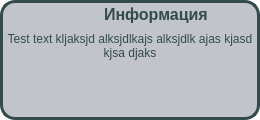
This is app/ui/widgets/customMessageWidget.ui in DevilPhp/WorkSalary.v01 as Qt 5 draws it before an edit. The edited form follows.
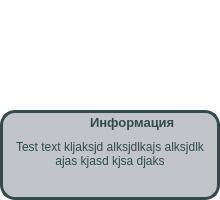
This is the edited form. Icons and pictures are not drawn.

```diff
--- a/app/ui/widgets/customMessageWidget.ui
+++ b/app/ui/widgets/customMessageWidget.ui
@@ -6,10 +6,16 @@
    <rect>
     <x>0</x>
     <y>0</y>
-    <width>260</width>
-    <height>120</height>
+    <width>220</width>
+    <height>200</height>
    </rect>
   </property>
+  <property name="sizePolicy">
+   <sizepolicy hsizetype="Expanding" vsizetype="Expanding">
+    <horstretch>0</horstretch>
+    <verstretch>0</verstretch>
+   </sizepolicy>
+  </property>
   <property name="minimumSize">
    <size>
     <width>0</width>
@@ -28,7 +34,7 @@
   <property name="styleSheet">
    <string notr="true">*{
 	background-color: rgba(255, 255, 255, 0);
-	font: 600 11pt &quot;Segoe UI&quot;;
+	font: 600 9pt &quot;Segoe UI&quot;;
 	color: #324b4c;
 }
 
@@ -43,13 +49,13 @@
 }
 
 #titleWidget * {
-	font-size: 12pt;
+	font-size: 10pt;
 	font-weight: 700;
 }
 
 #textHolder {
-	font: 600 10pt &quot;Segoe UI&quot;;
-	padding: 5px;
+	font: 600 8pt &quot;Segoe UI&quot;;
+	padding: 4px;
 }</string>
   </property>
   <layout class="QVBoxLayout" name="verticalLayout">
@@ -68,18 +74,24 @@
    <property name="bottomMargin">
     <number>0</number>
    </property>
-   <item alignment="Qt::AlignHCenter">
+   <item alignment="Qt::AlignRight|Qt::AlignBottom">
     <widget class="QWidget" name="widget" native="true">
+     <property name="sizePolicy">
+      <sizepolicy hsizetype="Expanding" vsizetype="Expanding">
+       <horstretch>0</horstretch>
+       <verstretch>0</verstretch>
+      </sizepolicy>
+     </property>
      <property name="minimumSize">
       <size>
-       <width>260</width>
-       <height>120</height>
+       <width>190</width>
+       <height>90</height>
       </size>
      </property>
      <property name="maximumSize">
       <size>
-       <width>260</width>
-       <height>120</height>
+       <width>220</width>
+       <height>200</height>
       </size>
      </property>
      <layout class="QVBoxLayout" name="verticalLayout_3">
@@ -130,8 +142,8 @@
            </property>
            <property name="iconSize">
             <size>
-             <width>30</width>
-             <height>30</height>
+             <width>23</width>
+             <height>23</height>
             </size>
            </property>
           </widget>
@@ -159,16 +171,16 @@
           <number>0</number>
          </property>
          <property name="leftMargin">
-          <number>0</number>
+          <number>3</number>
          </property>
          <property name="topMargin">
-          <number>0</number>
+          <number>3</number>
          </property>
          <property name="rightMargin">
-          <number>0</number>
+          <number>3</number>
          </property>
          <property name="bottomMargin">
-          <number>0</number>
+          <number>3</number>
          </property>
          <item>
           <widget class="QLabel" name="textHolder">
```
